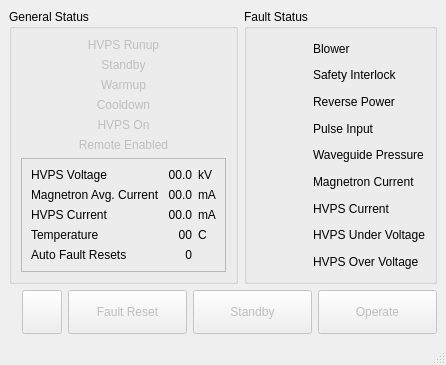
The window that src/ka_xmit/KaXmitCtlMainWindow.ui (NCAR/Ka-band_instrument) describes before a commit, drawn with Qt 5.
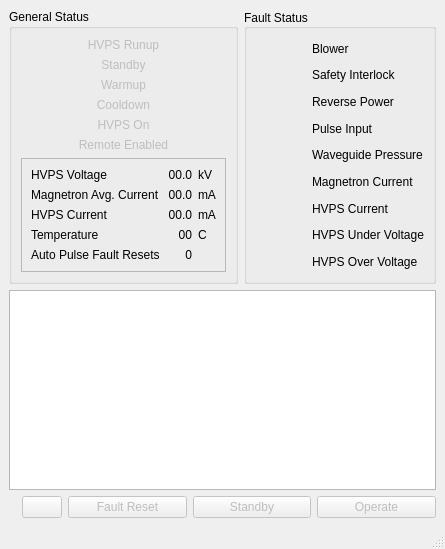
The same window after the commit. Icons and pictures are not drawn.

Commit message: Add a log area to the UI, so messages can persist.

Diff of the .ui file:
```diff
--- a/src/ka_xmit/KaXmitCtlMainWindow.ui
+++ b/src/ka_xmit/KaXmitCtlMainWindow.ui
@@ -6,8 +6,8 @@
    <rect>
     <x>0</x>
     <y>0</y>
-    <width>446</width>
-    <height>365</height>
+    <width>445</width>
+    <height>549</height>
    </rect>
   </property>
   <property name="windowTitle">
@@ -22,6 +22,12 @@
         <property name="title">
          <string>General Status</string>
         </property>
+        <property name="flat">
+         <bool>true</bool>
+        </property>
+        <property name="checkable">
+         <bool>false</bool>
+        </property>
         <layout class="QVBoxLayout" name="verticalLayout_2">
          <item>
           <widget class="QLabel" name="runupLabel">
@@ -227,7 +233,7 @@
             <item row="4" column="0">
              <widget class="QLabel" name="autoResetTitle">
               <property name="text">
-               <string>Auto Fault Resets</string>
+               <string>Auto Pulse Fault Resets</string>
               </property>
              </widget>
             </item>
@@ -252,6 +258,12 @@
         <property name="title">
          <string>Fault Status</string>
         </property>
+        <property name="alignment">
+         <set>Qt::AlignLeading|Qt::AlignLeft|Qt::AlignVCenter</set>
+        </property>
+        <property name="flat">
+         <bool>true</bool>
+        </property>
         <layout class="QGridLayout" name="gridLayout_2">
          <item row="0" column="0">
           <widget class="QLabel" name="blowerFaultIcon">
@@ -435,6 +447,13 @@
       </item>
      </layout>
     </item>
+    <item>
+     <widget class="QPlainTextEdit" name="logArea">
+      <property name="textInteractionFlags">
+       <set>Qt::TextSelectableByKeyboard|Qt::TextSelectableByMouse</set>
+      </property>
+     </widget>
+    </item>
     <item>
      <layout class="QHBoxLayout" name="horizontalLayout_14">
       <item>
```
Left out of the diff: 2 changed lines with no effect on the pictures. The commit also changes 2 other files.
